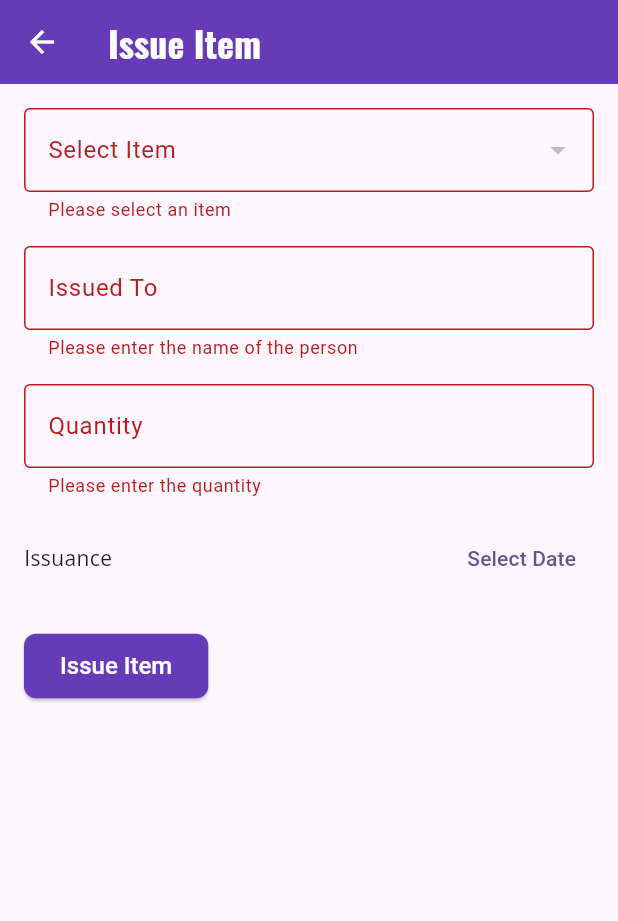
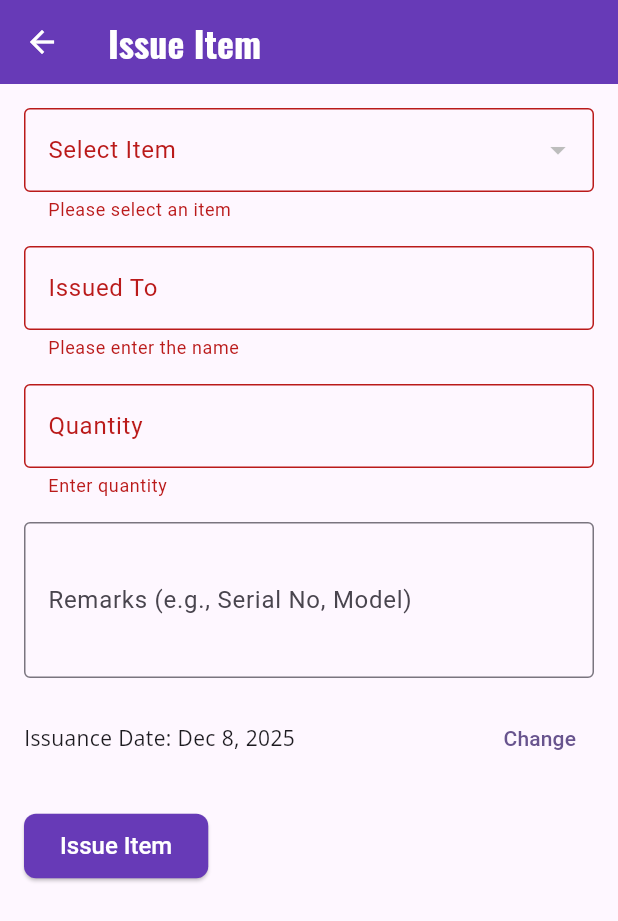
Before and after one commit to Sadja18/inventory-manager, a Flutter app: the IssueItemScreen screen opened by its route, after a tap on "Issue Item", on a phone screen of 412 x 824 dp. Shown: the top 921 px of the screen. Run offline on Flutter 3.47's test engine with Material 3 defaults, Android fonts, the phone set to English and light mode, and no system bars; our stand-ins replace flutter_riverpod, flutter_speed_dial, google_fonts, hive, hive_flutter, open_filex; missing offline and left inert: excel; accounts and stored records are empty.

Commit message:
Finalised version MVP built

```diff
--- a/lib/data/models/issuance_record_model.dart
+++ b/lib/data/models/issuance_record_model.dart
@@ -1,3 +1,4 @@
+// issuance_record_model.dart
 import 'package:hive/hive.dart';
 
 part 'issuance_record_model.g.dart';
@@ -19,11 +20,15 @@ class IssuanceRecord extends HiveObject {
   @HiveField(4)
   final int quantity;
 
+  @HiveField(5) // 👈 new field
+  final String? remarks; // e.g., "Serial: XYZ123, Model: ABC"
+
   IssuanceRecord({
     required this.id,
     required this.itemId,
     required this.issuedTo,
     required this.issuanceDate,
     required this.quantity,
+    this.remarks, // optional
   });
 }
--- a/lib/presentation/screens/issue_item_screen.dart
+++ b/lib/presentation/screens/issue_item_screen.dart
@@ -1,6 +1,8 @@
+// issue_item_screen.dart
 import 'package:flutter/material.dart';
 import 'package:flutter_riverpod/flutter_riverpod.dart';
 import 'package:uuid/uuid.dart';
+import 'package:intl/intl.dart';
 
 import 'package:myapp/data/models/issuance_record_model.dart';
 import 'package:myapp/di/database_providers.dart';
@@ -17,6 +19,7 @@ class _IssueItemScreenState extends ConsumerState<IssueItemScreen> {
   String? selectedItem;
   final issuedToController = TextEditingController();
   final quantityController = TextEditingController();
+  final remarksController = TextEditingController(); // 👈 new
   DateTime selectedDate = DateTime.now();
 
   Future<void> _selectDate(BuildContext context) async {
@@ -37,14 +40,17 @@ class _IssueItemScreenState extends ConsumerState<IssueItemScreen> {
   Widget build(BuildContext context) {
     final inventoryBox = ref.watch(inventoryItemBoxProvider);
 
+    // 👇 Format date as "Jan 1, 2025" for display
+    String formattedDate = DateFormat.yMMMd().format(selectedDate);
+
     return Scaffold(
-      appBar: AppBar(
-        title: const Text('Issue Item'),
-      ),
+      appBar: AppBar(title: const Text('Issue Item')),
       body: Padding(
         padding: const EdgeInsets.all(16.0),
         child: Form(
           key: formKey,
+          child: SingleChildScrollView(
+            // 👈 allow scrolling if keyboard covers fields
             child: Column(
               crossAxisAlignment: CrossAxisAlignment.start,
               children: [
@@ -65,12 +71,8 @@ class _IssueItemScreenState extends ConsumerState<IssueItemScreen> {
                       selectedItem = value;
                     });
                   },
-                validator: (value) {
-                  if (value == null) {
-                    return 'Please select an item';
-                  }
-                  return null;
-                },
+                  validator: (value) =>
+                      value == null ? 'Please select an item' : null,
                 ),
                 const SizedBox(height: 16),
                 TextFormField(
@@ -79,12 +81,9 @@ class _IssueItemScreenState extends ConsumerState<IssueItemScreen> {
                     labelText: 'Issued To',
                     border: OutlineInputBorder(),
                   ),
-                validator: (value) {
-                  if (value == null || value.isEmpty) {
-                    return 'Please enter the name of the person';
-                  }
-                  return null;
-                },
+                  validator: (value) => value?.trim().isEmpty ?? true
+                      ? 'Please enter the name'
+                      : null,
                 ),
                 const SizedBox(height: 16),
                 TextFormField(
@@ -95,39 +94,50 @@ class _IssueItemScreenState extends ConsumerState<IssueItemScreen> {
                   ),
                   keyboardType: TextInputType.number,
                   validator: (value) {
-                  if (value == null || value.isEmpty) {
-                    return 'Please enter the quantity';
-                  }
-                  if (int.tryParse(value) == null || int.parse(value) <= 0) {
-                    return 'Please enter a valid positive number';
+                    if (value?.isEmpty ?? true) return 'Enter quantity';
+                    final qty = int.tryParse(value!);
+                    if (qty == null || qty <= 0) {
+                      return 'Enter valid positive number';
                     }
                     return null;
                   },
                 ),
                 const SizedBox(height: 16),
+                TextFormField(
+                  controller: remarksController,
+                  decoration: const InputDecoration(
+                    labelText: 'Remarks (e.g., Serial No, Model)',
+                    border: OutlineInputBorder(),
+                    hintText: 'Optional',
+                  ),
+                  maxLines: 3, // 👈 multi-line for paragraph
+                ),
+                const SizedBox(height: 16),
                 Row(
                   children: [
-                  Expanded(
-                    child: Text(
-                      'Issuance Date: ${selectedDate.toLocal()} '.split(' ')[0],
-                    ),
-                  ),
+                    Text('Issuance Date: $formattedDate'),
+                    const Spacer(),
                     TextButton(
                       onPressed: () => _selectDate(context),
-                    child: const Text('Select Date'),
+                      child: const Text('Change'),
                     ),
                   ],
                 ),
                 const SizedBox(height: 24),
                 ElevatedButton(
                   onPressed: () {
-                  if (formKey.currentState!.validate()) {
+                    if (formKey.currentState!.validate() &&
+                        selectedItem != null) {
                       final newIssuance = IssuanceRecord(
                         id: const Uuid().v4(),
                         itemId: selectedItem!,
-                      issuedTo: issuedToController.text,
+                        issuedTo: issuedToController.text.trim(),
                         issuanceDate: selectedDate,
                         quantity: int.parse(quantityController.text),
+                        remarks: remarksController.text.trim().isEmpty
+                            ? null
+                            : remarksController.text
+                                  .trim(), // 👈 save only if not empty
                       );
                       ref.read(issuanceRecordBoxProvider).add(newIssuance);
                       Navigator.pop(context);
@@ -139,6 +149,7 @@ class _IssueItemScreenState extends ConsumerState<IssueItemScreen> {
             ),
           ),
         ),
+      ),
     );
   }
 }
--- a/lib/presentation/screens/item_history_screen.dart
+++ b/lib/presentation/screens/item_history_screen.dart
@@ -103,10 +103,26 @@ class _ItemHistoryScreenState extends ConsumerState<ItemHistoryScreen>
     final excelFile = excel.Excel.createExcel();
     final sheet = excelFile['Sheet1'];
 
+    // sheet.appendRow([
+    //   excel.TextCellValue('Date'),
+    //   excel.TextCellValue('Issued To'),
+    //   excel.TextCellValue('Quantity Issued'),
+    // ]);
+
+    // for (final issuance in fullData) {
+    //   sheet.appendRow([
+    //     excel.TextCellValue(
+    //       DateFormat('yyyy-MM-dd').format(issuance.issuanceDate),
+    //     ),
+    //     excel.TextCellValue(issuance.issuedTo),
+    //     excel.IntCellValue(issuance.quantity),
+    //   ]);
+    // }
     sheet.appendRow([
       excel.TextCellValue('Date'),
       excel.TextCellValue('Issued To'),
       excel.TextCellValue('Quantity Issued'),
+      excel.TextCellValue('Remarks'), // 👈 new
     ]);
 
     for (final issuance in fullData) {
@@ -116,6 +132,7 @@ class _ItemHistoryScreenState extends ConsumerState<ItemHistoryScreen>
         ),
         excel.TextCellValue(issuance.issuedTo),
         excel.IntCellValue(issuance.quantity),
+        excel.TextCellValue(issuance.remarks ?? ''), // 👈 new
       ]);
     }
 
@@ -252,8 +269,17 @@ class _ItemHistoryScreenState extends ConsumerState<ItemHistoryScreen>
               ),
               Text(issuance.issuedTo, style: textTheme.bodyMedium),
               Text(issuance.quantity.toString(), style: textTheme.bodyMedium),
+              Text(
+                issuance.remarks ?? '-',
+                style: textTheme.bodyMedium,
+              ), // 👈 new column
             ],
-            headers: const ['Date', 'Issued To', 'Qty Issued'],
+            headers: const [
+              'Date',
+              'Issued To',
+              'Qty Issued',
+              'Remarks',
+            ], // 👈 new header
             onPageChanged: (page) =>
                 setState(() => _issuanceCurrentPage = page),
             currentPage: _issuanceCurrentPage,
```
Also changed, not shown: lib/data/models/issuance_record_model.g.dart, 1 other file. Lines whose indentation alone changed are shown as unchanged.
